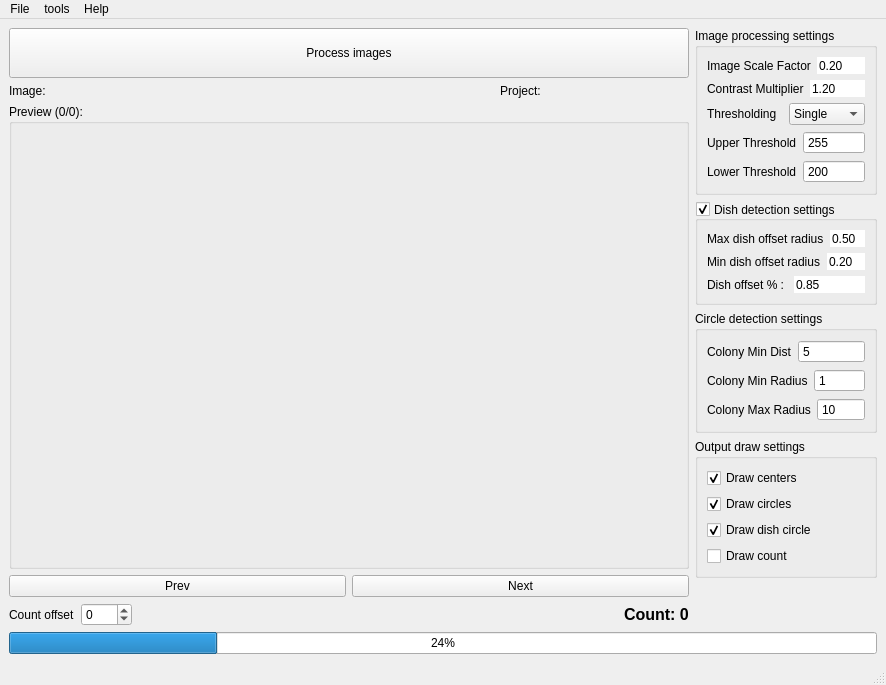
Qt form compile/ui_designer_files/main_window.ui (JustinPedersen/SpreadCounter) before a commit.
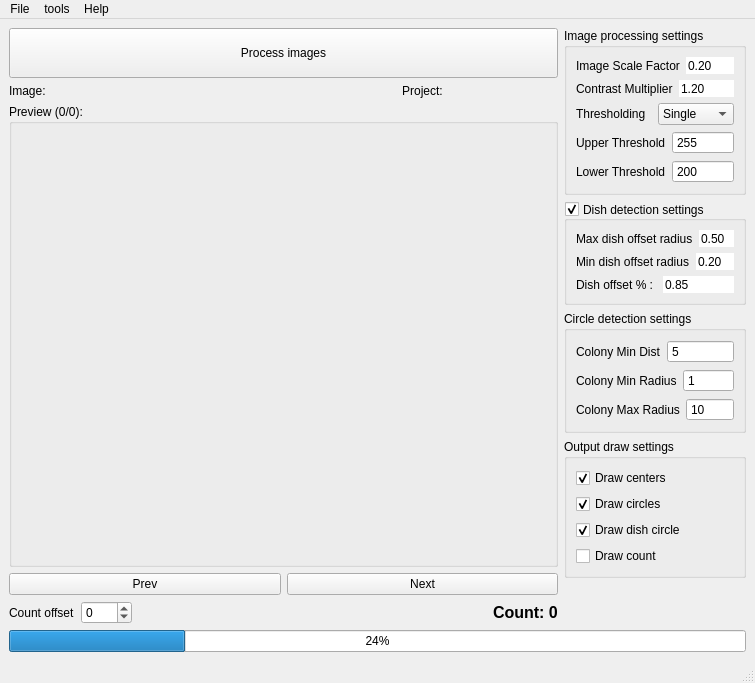
The same form after that commit.

Patch:
```diff
--- a/compile/ui_designer_files/main_window.ui
+++ b/compile/ui_designer_files/main_window.ui
@@ -6,8 +6,8 @@
    <rect>
     <x>0</x>
     <y>0</y>
-    <width>886</width>
-    <height>685</height>
+    <width>755</width>
+    <height>683</height>
    </rect>
   </property>
   <property name="windowTitle">
@@ -73,6 +73,9 @@
              <property name="orientation">
               <enum>Qt::Vertical</enum>
              </property>
+             <property name="sizeType">
+              <enum>QSizePolicy::Expanding</enum>
+             </property>
              <property name="sizeHint" stdset="0">
               <size>
                <width>20</width>
@@ -88,7 +91,7 @@
                <property name="sizePolicy">
                 <sizepolicy hsizetype="Expanding" vsizetype="Fixed">
                  <horstretch>0</horstretch>
-                 <verstretch>0</verstretch>
+                 <verstretch>1</verstretch>
                 </sizepolicy>
                </property>
                <property name="minimumSize">
@@ -121,6 +124,9 @@
              <property name="orientation">
               <enum>Qt::Vertical</enum>
              </property>
+             <property name="sizeType">
+              <enum>QSizePolicy::Expanding</enum>
+             </property>
              <property name="sizeHint" stdset="0">
               <size>
                <width>20</width>
@@ -688,7 +694,7 @@
     <rect>
      <x>0</x>
      <y>0</y>
-     <width>886</width>
+     <width>755</width>
      <height>21</height>
     </rect>
    </property>
```
Left out of the diff: 15 changed lines with no effect on the pictures.
